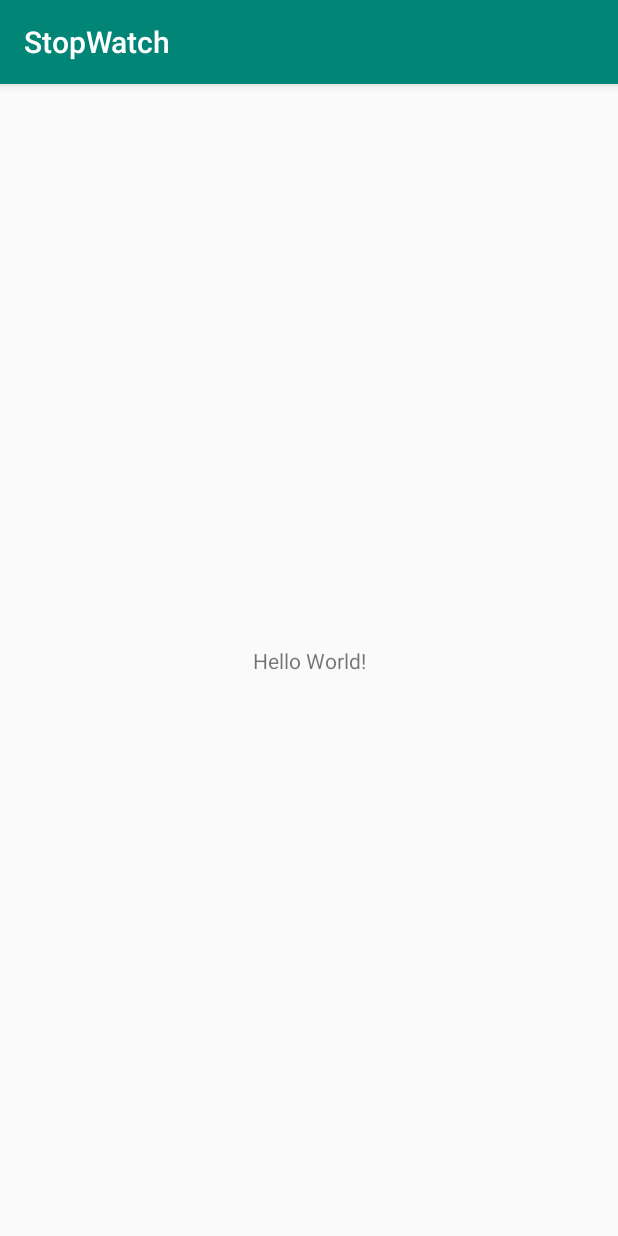
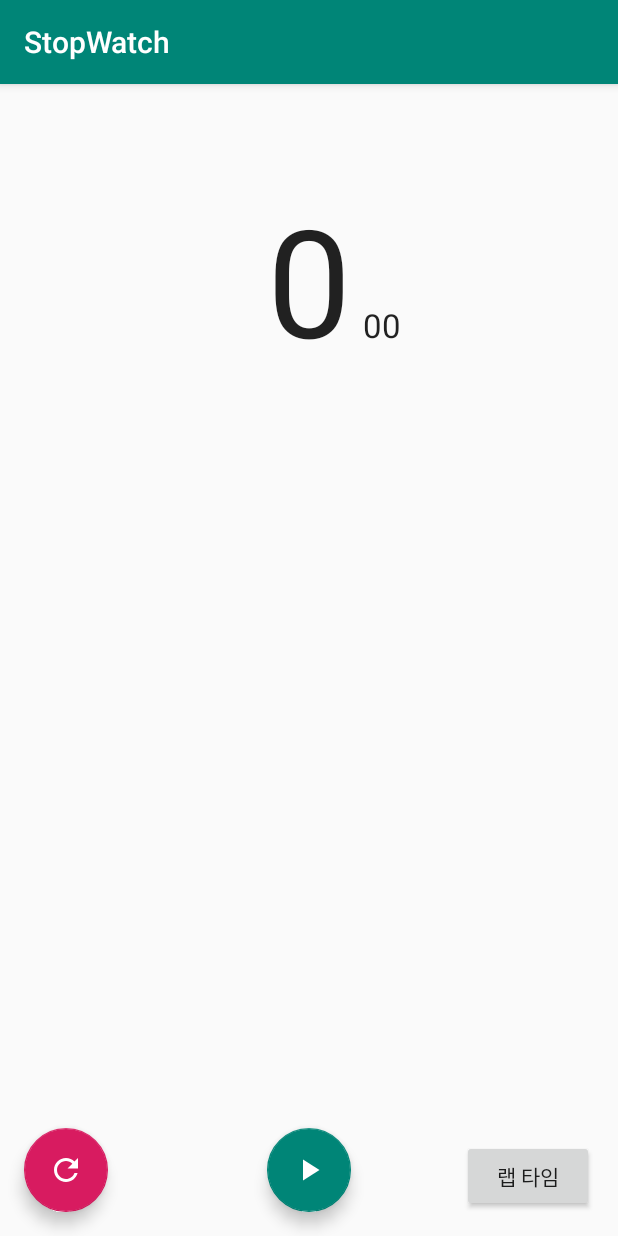
Before and after one commit to hello2727/Kotlin-IntelliJ, an Android app: the screen it shows after launch (MainActivity), on a phone screen of 412 x 824 dp. Run offline under Robolectric (Android 15) with nearby library versions, the phone set to English and light mode, and no system bars.

Commit message:
스톱워치

```diff
--- a/StopWatch/app/build.gradle
+++ b/StopWatch/app/build.gradle
@@ -7,6 +7,7 @@ apply plugin: 'kotlin-android-extensions'
 android {
     compileSdkVersion 28
     defaultConfig {
+        vectorDrawables.useSupportLibrary = true
         applicationId "com.example.stopwatch"
         minSdkVersion 19
         targetSdkVersion 28
@@ -30,4 +31,5 @@ dependencies {
     testImplementation 'junit:junit:4.12'
     androidTestImplementation 'com.android.support.test:runner:1.0.2'
     androidTestImplementation 'com.android.support.test.espresso:espresso-core:3.0.2'
+    implementation 'com.android.support:design:28.0.0'
 }
--- /dev/null
+++ b/StopWatch/app/src/main/res/drawable/ic_pause_black_24dp.xml
@@ -0,0 +1,9 @@
+<vector xmlns:android="http://schemas.android.com/apk/res/android"
+        android:width="24dp"
+        android:height="24dp"
+        android:viewportWidth="24.0"
+        android:viewportHeight="24.0">
+    <path
+        android:fillColor="#FF000000"
+        android:pathData="M6,19h4L10,5L6,5v14zM14,5v14h4L18,5h-4z"/>
+</vector>
--- /dev/null
+++ b/StopWatch/app/src/main/res/drawable/ic_play_arrow_black_24dp.xml
@@ -0,0 +1,9 @@
+<vector xmlns:android="http://schemas.android.com/apk/res/android"
+        android:width="24dp"
+        android:height="24dp"
+        android:viewportWidth="24.0"
+        android:viewportHeight="24.0">
+    <path
+        android:fillColor="#FF000000"
+        android:pathData="M8,5v14l11,-7z"/>
+</vector>
--- /dev/null
+++ b/StopWatch/app/src/main/res/drawable/ic_refresh_black_24dp.xml
@@ -0,0 +1,9 @@
+<vector xmlns:android="http://schemas.android.com/apk/res/android"
+        android:width="24dp"
+        android:height="24dp"
+        android:viewportWidth="24.0"
+        android:viewportHeight="24.0">
+    <path
+        android:fillColor="#FF000000"
+        android:pathData="M17.65,6.35C16.2,4.9 14.21,4 12,4c-4.42,0 -7.99,3.58 -7.99,8s3.57,8 7.99,8c3.73,0 6.84,-2.55 7.73,-6h-2.08c-0.82,2.33 -3.04,4 -5.65,4 -3.31,0 -6,-2.69 -6,-6s2.69,-6 6,-6c1.66,0 3.14,0.69 4.22,1.78L13,11h7V4l-2.35,2.35z"/>
+</vector>
--- a/StopWatch/app/src/main/res/layout/activity_main.xml
+++ b/StopWatch/app/src/main/res/layout/activity_main.xml
@@ -6,14 +6,55 @@
         android:layout_width="match_parent"
         android:layout_height="match_parent"
         tools:context=".MainActivity">
-
     <TextView
+            android:text="0"
+            android:layout_width="wrap_content"
+            android:layout_height="wrap_content" app:layout_constraintTop_toTopOf="parent"
+            app:layout_constraintStart_toStartOf="parent" app:layout_constraintBottom_toBottomOf="parent"
+            app:layout_constraintEnd_toEndOf="parent" android:id="@+id/secTextView"
+            android:textAppearance="@style/TextAppearance.AppCompat.Large" android:textSize="100sp"
+            app:layout_constraintVertical_bias="0.100000024"/>
+    <TextView
+            android:text="00"
             android:layout_width="wrap_content"
             android:layout_height="wrap_content"
-            android:text="Hello World!"
-            app:layout_constraintBottom_toBottomOf="parent"
-            app:layout_constraintLeft_toLeftOf="parent"
-            app:layout_constraintRight_toRightOf="parent"
-            app:layout_constraintTop_toTopOf="parent"/>
-
+            android:id="@+id/milliTextView"
+            android:textAppearance="@style/TextAppearance.AppCompat.Large"
+            app:layout_constraintBaseline_toBaselineOf="@+id/secTextView" android:layout_marginStart="8dp"
+            app:layout_constraintStart_toEndOf="@+id/secTextView"/>
+    <android.support.design.widget.FloatingActionButton
+            android:layout_width="wrap_content"
+            android:layout_height="wrap_content"
+            android:clickable="true" app:srcCompat="@drawable/ic_play_arrow_black_24dp"
+            android:id="@+id/fab" app:layout_constraintBottom_toBottomOf="parent"
+            android:layout_marginBottom="16dp" app:layout_constraintStart_toStartOf="parent"
+            app:backgroundTint="@color/colorPrimary" android:tint="@android:color/white"
+            app:layout_constraintEnd_toEndOf="parent"/>
+    <android.support.design.widget.FloatingActionButton
+            android:layout_width="wrap_content"
+            android:layout_height="wrap_content"
+            android:clickable="true" app:srcCompat="@drawable/ic_refresh_black_24dp"
+            android:id="@+id/resetFab" app:layout_constraintBottom_toBottomOf="parent"
+            android:layout_marginBottom="16dp" app:layout_constraintStart_toStartOf="parent"
+            android:layout_marginStart="16dp" app:backgroundTint="@color/colorAccent"
+            android:tint="@android:color/white"/>
+    <Button
+            android:text="랩 타임"
+            android:layout_width="wrap_content"
+            android:layout_height="wrap_content"
+            android:id="@+id/lapButton" android:layout_marginEnd="16dp" app:layout_constraintEnd_toEndOf="parent"
+            app:layout_constraintBottom_toBottomOf="parent" android:layout_marginBottom="16dp"/>
+    <ScrollView
+            android:layout_width="wrap_content"
+            android:layout_height="0dp" app:layout_constraintEnd_toEndOf="parent"
+            app:layout_constraintStart_toStartOf="parent" android:layout_marginTop="8dp"
+            app:layout_constraintTop_toBottomOf="@+id/secTextView" android:layout_marginBottom="8dp"
+            app:layout_constraintBottom_toTopOf="@+id/fab">
+        <LinearLayout android:layout_width="match_parent" android:layout_height="wrap_content"
+                      android:orientation="vertical" android:id="@+id/lapLayout">
+            <TextView
+                    android:layout_width="match_parent"
+                    android:layout_height="wrap_content" android:id="@+id/textView"/>
+        </LinearLayout>
+    </ScrollView>
 </android.support.constraint.ConstraintLayout>
```
Also changed, not shown: StopWatch/app/src/main/java/com/example/stopwatch/MainActivity.kt (+70 -0 lines).
